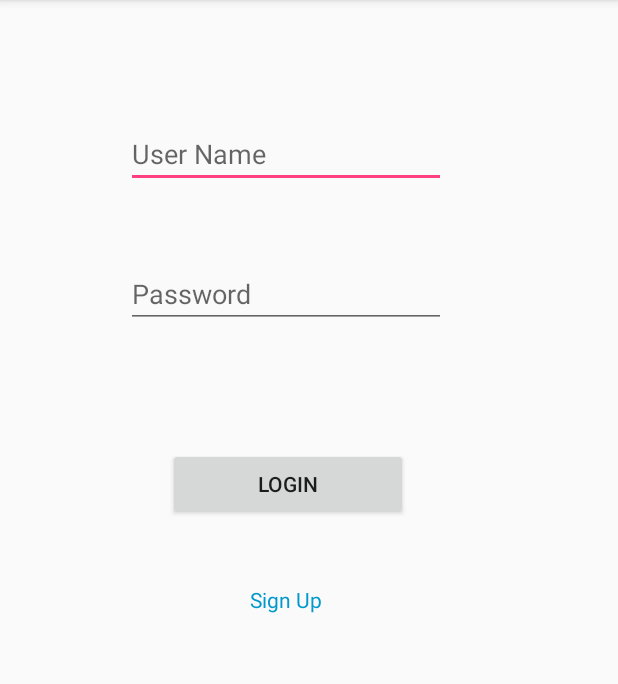
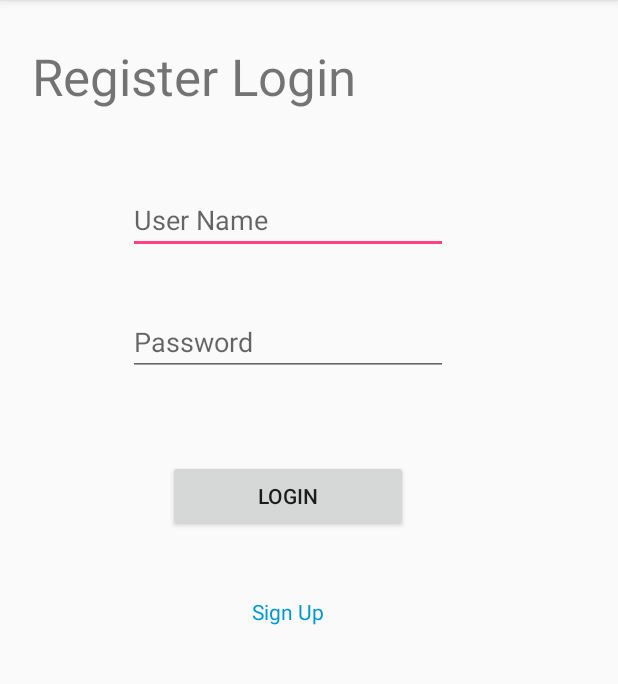
Before and after one commit to xiaoxiuzhe/CSCI3130-PROJECT, an Android app: the screen it shows after launch (Login), on a phone screen of 412 x 824 dp, the part 84-768 px from its top. Run offline under Robolectric (Android 15) with nearby library versions, the phone set to English and light mode, and no system bars.

Commit message:
Title for login added

```diff
--- a/app/src/main/res/layout/activity_login.xml
+++ b/app/src/main/res/layout/activity_login.xml
@@ -10,11 +10,14 @@
         android:id="@+id/userNameField"
         android:layout_width="wrap_content"
         android:layout_height="wrap_content"
+        android:layout_marginEnd="8dp"
         android:layout_marginStart="84dp"
-        android:layout_marginTop="80dp"
+        android:layout_marginTop="124dp"
         android:ems="10"
         android:hint="User Name"
         android:inputType="textPersonName"
+        app:layout_constraintEnd_toEndOf="parent"
+        app:layout_constraintHorizontal_bias="0.012"
         app:layout_constraintStart_toStartOf="parent"
         app:layout_constraintTop_toTopOf="parent" />
 
@@ -22,11 +25,14 @@
         android:id="@+id/passwordField"
         android:layout_width="wrap_content"
         android:layout_height="wrap_content"
+        android:layout_marginEnd="8dp"
         android:layout_marginStart="84dp"
-        android:layout_marginTop="48dp"
+        android:layout_marginTop="36dp"
         android:ems="10"
         android:hint="Password"
         android:inputType="textPassword"
+        app:layout_constraintEnd_toEndOf="parent"
+        app:layout_constraintHorizontal_bias="0.012"
         app:layout_constraintStart_toStartOf="parent"
         app:layout_constraintTop_toBottomOf="@+id/userNameField" />
 
@@ -34,10 +40,13 @@
         android:id="@+id/loginButton"
         android:layout_width="160dp"
         android:layout_height="wrap_content"
+        android:layout_marginEnd="8dp"
         android:layout_marginStart="112dp"
-        android:layout_marginTop="80dp"
+        android:layout_marginTop="56dp"
         android:onClick="loginButton"
         android:text="Login"
+        app:layout_constraintEnd_toEndOf="parent"
+        app:layout_constraintHorizontal_bias="0.0"
         app:layout_constraintStart_toStartOf="parent"
         app:layout_constraintTop_toBottomOf="@+id/passwordField" />
 
@@ -45,6 +54,8 @@
         android:id="@+id/signUp"
         android:layout_width="94dp"
         android:layout_height="26dp"
+        android:layout_marginBottom="8dp"
+        android:layout_marginEnd="8dp"
         android:layout_marginStart="144dp"
         android:layout_marginTop="40dp"
         android:clickable="true"
@@ -53,7 +64,25 @@
         android:text="Sign Up"
         android:textColor="@android:color/holo_blue_dark"
         android:textColorLink="@color/colorPrimary"
+        app:layout_constraintBottom_toBottomOf="parent"
+        app:layout_constraintEnd_toEndOf="parent"
+        app:layout_constraintHorizontal_bias="0.007"
         app:layout_constraintStart_toStartOf="parent"
-        app:layout_constraintTop_toBottomOf="@+id/loginButton" />
+        app:layout_constraintTop_toBottomOf="@+id/loginButton"
+        app:layout_constraintVertical_bias="0.0" />
+
+    <TextView
+        android:id="@+id/textView3"
+        android:layout_width="219dp"
+        android:layout_height="47dp"
+        android:layout_marginEnd="8dp"
+        android:layout_marginStart="8dp"
+        android:layout_marginTop="28dp"
+        android:autoSizeTextType="uniform"
+        android:text="Register Login"
+        app:layout_constraintEnd_toEndOf="parent"
+        app:layout_constraintHorizontal_bias="0.076"
+        app:layout_constraintStart_toStartOf="parent"
+        app:layout_constraintTop_toTopOf="parent" />
 
 </android.support.constraint.ConstraintLayout>
```
